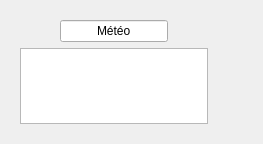
First picture: the form in localStationCS/formtemperature.ui, repository Gnoumy/RaspMeteo, before the edit.
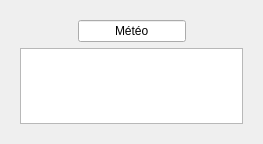
Second picture: the form after the edit.

The edit to the form file:
```diff
--- a/localStationCS/formtemperature.ui
+++ b/localStationCS/formtemperature.ui
@@ -19,7 +19,7 @@
   <property name="styleSheet">
    <string notr="true"/>
   </property>
-  <layout class="QFormLayout" name="formLayout">
+  <layout class="QGridLayout" name="gridLayout_3">
    <item row="0" column="0">
     <widget class="QStackedWidget" name="stackedWidget">
      <property name="currentIndex">
```
